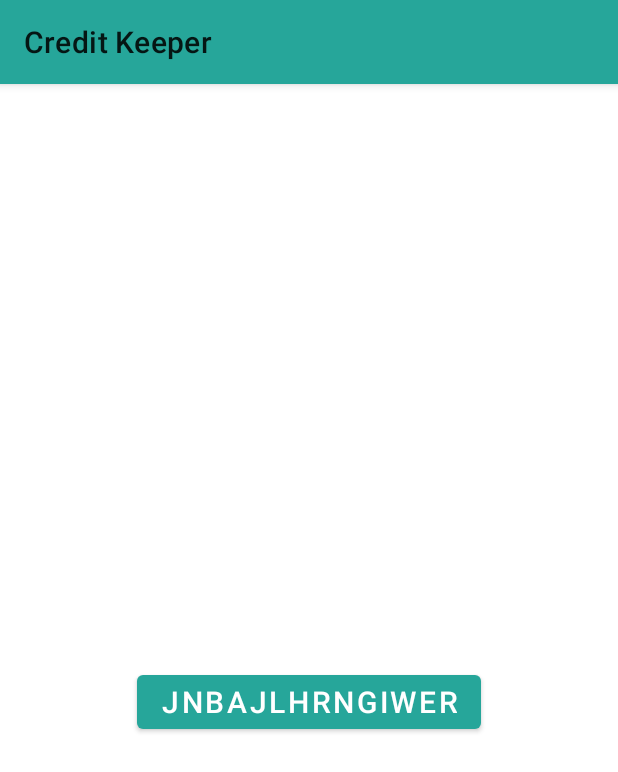
After one commit to mikeramrz/Credit-Keeper, an Android app: the AddCreditItemFragment screen opened through its navigation route, on a phone screen of 412 x 824 dp. The commit adds this screen. Shown: the top 772 px of the screen. Run offline under Robolectric (Android 15) with nearby library versions, the phone set to English and light mode, and no system bars; our stand-ins replace Dagger/Hilt's generated code, data binding, navigation-ui.

Commit message:
Add fragment with working pop back stack to list.

```diff
--- a/app/build.gradle
+++ b/app/build.gradle
@@ -18,7 +18,7 @@ android {
         testInstrumentationRunner "androidx.test.runner.AndroidJUnitRunner"
     }
 
-    dataBinding{
+    dataBinding {
         enabled = true
     }
 
@@ -53,6 +53,7 @@ dependencies {
     implementation 'org.jetbrains.kotlinx:kotlinx-coroutines-android:1.3.5'
 
     implementation 'android.arch.persistence.room:runtime:2.1.0'
+    implementation 'androidx.legacy:legacy-support-v4:1.0.0'
     kapt 'android.arch.persistence.room:compiler:2.0.0'
     implementation 'androidx.room:room-runtime:2.2.5'
     implementation 'androidx.room:room-ktx:2.2.5'
@@ -85,7 +86,6 @@ dependencies {
     implementation 'androidx.swiperefreshlayout:swiperefreshlayout:1.0.0'
 
 
-
     implementation 'androidx.constraintlayout:constraintlayout:1.1.3'
     implementation 'androidx.cardview:cardview:1.0.0'
     implementation 'androidx.recyclerview:recyclerview:1.1.0'
--- /dev/null
+++ b/app/src/main/java/com/scavdev/creditkeeper/AddCreditItemFragment.kt
@@ -0,0 +1,59 @@
+package com.scavdev.creditkeeper
+
+import androidx.lifecycle.ViewModelProviders
+import android.os.Bundle
+import android.util.Log
+import androidx.fragment.app.Fragment
+import android.view.LayoutInflater
+import android.view.View
+import android.view.ViewGroup
+import android.widget.Button
+import android.widget.TextView
+import androidx.databinding.DataBindingUtil
+import androidx.lifecycle.ViewModelProvider
+import androidx.navigation.fragment.findNavController
+import com.scavdev.creditkeeper.databinding.AddCreditItemFragmentBinding
+import com.scavdev.creditkeeper.di.ViewModelFactory
+import dagger.android.support.AndroidSupportInjection
+import kotlinx.android.synthetic.*
+import javax.inject.Inject
+
+
+class AddCreditItemFragment : Fragment() {
+
+    @Inject
+    lateinit var viewModelFactory: ViewModelFactory
+
+    private lateinit var addViewModel: AddCreditItemViewModel
+    private lateinit var binding:AddCreditItemFragmentBinding
+
+    override fun onCreate(savedInstanceState: Bundle?) {
+        AndroidSupportInjection.inject(this)
+        super.onCreate(savedInstanceState)
+        addViewModel = ViewModelProvider(this, viewModelFactory).get(AddCreditItemViewModel::class.java)
+    }
+
+    override fun onCreateView(
+        inflater: LayoutInflater,
+        container: ViewGroup?,
+        savedInstanceState: Bundle?
+    ): View? {
+        binding = DataBindingUtil.inflate(
+            inflater, R.layout.add_credit_item_fragment,
+            container, false
+        )
+        binding.viewmodel = addViewModel
+        binding.lifecycleOwner = viewLifecycleOwner
+
+        return inflater.inflate(R.layout.add_credit_item_fragment, container, false)
+    }
+
+    override fun onViewCreated(view: View, savedInstanceState: Bundle?) {
+        super.onViewCreated(view, savedInstanceState)
+        val button : Button = view.findViewById(R.id.button_add)
+        button.setOnClickListener {
+                var b =  findNavController().popBackStack()
+                Log.d("miker", b.toString())
+            }
+    }
+}
--- /dev/null
+++ b/app/src/main/java/com/scavdev/creditkeeper/AddCreditItemViewModel.kt
@@ -0,0 +1,13 @@
+package com.scavdev.creditkeeper
+
+import androidx.lifecycle.LiveData
+import androidx.lifecycle.MutableLiveData
+import androidx.lifecycle.ViewModel
+import com.scavdev.creditkeeper.model.ICreditRepository
+import javax.inject.Inject
+
+class AddCreditItemViewModel @Inject constructor(private val creditRepository: ICreditRepository): ViewModel() {
+    val text = MutableLiveData<String>("heyo")
+
+
+}
--- a/app/src/main/java/com/scavdev/creditkeeper/di/CreditItemModule.kt
+++ b/app/src/main/java/com/scavdev/creditkeeper/di/CreditItemModule.kt
@@ -1,6 +1,7 @@
 package com.scavdev.creditkeeper.di
 
 import androidx.lifecycle.ViewModel
+import com.scavdev.creditkeeper.AddCreditItemFragment
 import com.scavdev.creditkeeper.ui.home.HomeFragment
 import com.scavdev.creditkeeper.ui.home.HomeViewModel
 import dagger.Binds
@@ -13,5 +14,6 @@ import dagger.multibindings.IntoMap
 abstract class CreditItemModule {
     @ContributesAndroidInjector
     abstract fun contributesHomeFragment(): HomeFragment
-
+    @ContributesAndroidInjector
+    abstract fun contributesAddCreditItemFragment(): AddCreditItemFragment
 }
--- /dev/null
+++ b/app/src/main/res/layout/add_credit_item_fragment.xml
@@ -0,0 +1,26 @@
+<?xml version="1.0" encoding="utf-8"?>
+
+<layout xmlns:android="http://schemas.android.com/apk/res/android"
+    xmlns:tools="http://schemas.android.com/tools">
+
+    <data>
+    <variable
+        name="viewmodel"
+        type="com.scavdev.creditkeeper.AddCreditItemViewModel" />
+    </data>
+
+    <FrameLayout
+        android:layout_width="match_parent"
+        android:layout_height="match_parent"
+        tools:context=".AddCreditItemFragment">
+
+        <com.google.android.material.button.MaterialButton
+            android:id="@+id/button_add"
+            android:layout_width="wrap_content"
+            android:layout_height="wrap_content"
+            android:textSize="20sp"
+            android:layout_gravity="center"
+            android:text="jnbajlhrngiwer" />
+
+    </FrameLayout>
+</layout>
--- a/app/src/main/res/navigation/mobile_navigation.xml
+++ b/app/src/main/res/navigation/mobile_navigation.xml
@@ -9,6 +9,16 @@
         android:id="@+id/navigation_home"
         android:name="com.scavdev.creditkeeper.ui.home.HomeFragment"
         android:label="@string/title_home"
-        tools:layout="@layout/fragment_home" />
+        tools:layout="@layout/fragment_home">
+        <action
+            android:id="@+id/action_navigation_home_to_addCreditItemFragment"
+            app:destination="@id/addCreditItemFragment" />
 
+    </fragment>
+
+    <fragment
+        android:id="@+id/addCreditItemFragment"
+        android:name="com.scavdev.creditkeeper.AddCreditItemFragment"
+        android:label="AddCreditItemFragment">
+    </fragment>
 </navigation>
--- a/app/src/main/res/values/styles.xml
+++ b/app/src/main/res/values/styles.xml
@@ -1,7 +1,7 @@
 <resources>
 
     <!-- Base application theme. -->
-    <style name="AppTheme" parent="Theme.MaterialComponents.DayNight">
+    <style name="AppTheme" parent="Theme.MaterialComponents.Light">
         <!-- Customize your theme here. -->
         <item name="colorPrimary">@color/colorPrimary</item>
         <item name="colorPrimaryDark">@color/colorPrimaryDark</item>
```
Also changed, not shown: app/src/main/java/com/scavdev/creditkeeper/di/ViewModelModule.kt (+7 -0 lines), app/src/main/java/com/scavdev/creditkeeper/ui/home/HomeFragment.kt (+9 -4 lines), app/src/main/res/anim/fade_in.xml (added, +23 -0 lines), app/src/main/res/anim/fade_out.xml (added, +23 -0 lines), app/src/main/res/anim/slide_in_left.xml (added, +7 -0 lines), app/src/main/res/anim/slide_in_right.xml (added, +7 -0 lines), app/src/main/res/anim/slide_out_left.xml (added, +7 -0 lines), app/src/main/res/anim/slide_out_right.xml (added, +7 -0 lines).
